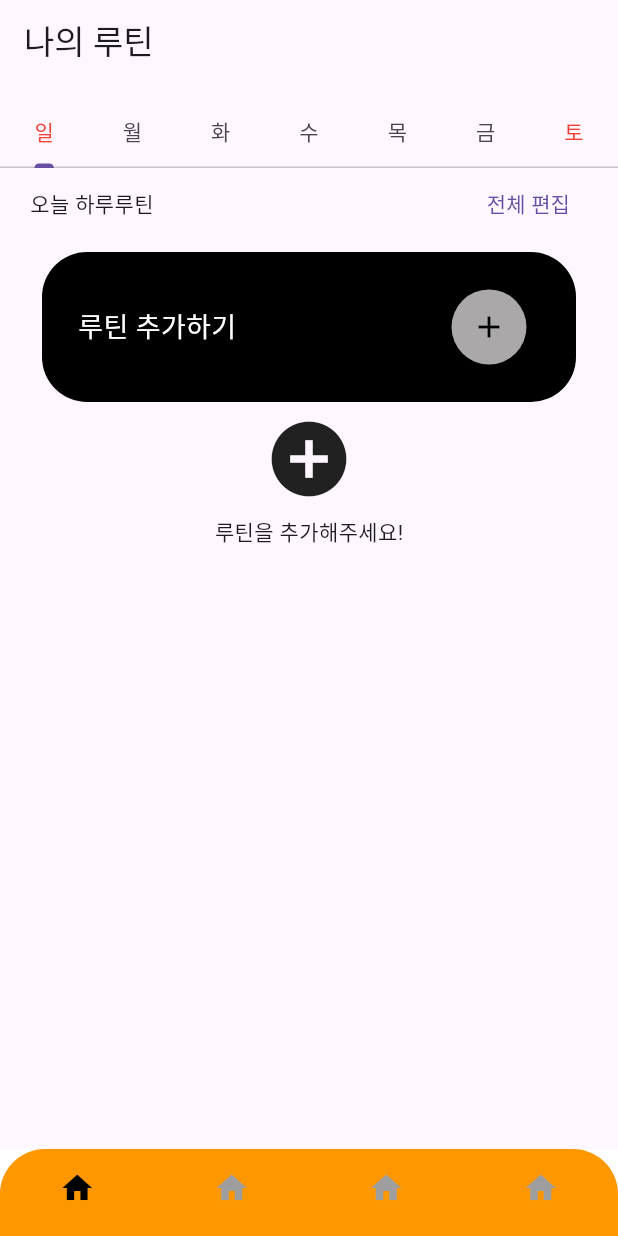
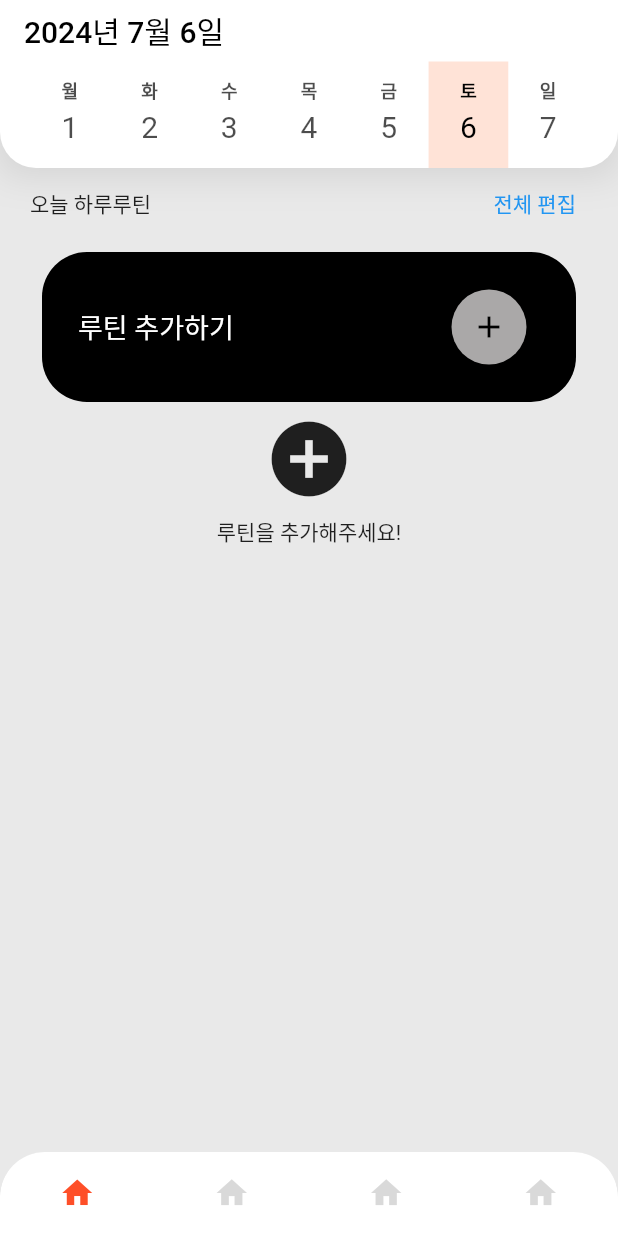
Before and after one commit to formart12/hatin-project, a Flutter app: the screen it shows after launch, on a phone screen of 412 x 824 dp. Run offline on Flutter 3.47's test engine with Material 3 defaults, Android fonts, the phone set to English and light mode, and no system bars.

Commit message:
탭바뷰 완성

```diff
--- a/lib/main.dart
+++ b/lib/main.dart
@@ -17,6 +17,17 @@ class MyApp extends StatelessWidget {
       create: (context) => AppViewModel(),
       child: MaterialApp(
         debugShowCheckedModeBanner: false,
+        theme: ThemeData(
+            useMaterial3: false,
+            highlightColor: Colors.transparent,
+            splashColor: Colors.transparent,
+            scaffoldBackgroundColor: const Color(0xffe9e9e9),
+            appBarTheme: const AppBarTheme(
+                backgroundColor: Colors.white, foregroundColor: Colors.black),
+            bottomNavigationBarTheme: const BottomNavigationBarThemeData(
+                backgroundColor: Colors.white,
+                unselectedItemColor: Color(0xffd9d9d9),
+                selectedItemColor: Color(0xffFE4F28))),
         routes: {
           "/": (context) => const App(),
           "/routinAddPage": (context) => const RoutinAddPage(),
--- a/lib/src/ui/app/app.dart
+++ b/lib/src/ui/app/app.dart
@@ -17,6 +17,7 @@ class _AppState extends State<App> {
       backgroundColor: Colors.white,
       body: _body(),
       bottomNavigationBar: _bottomNavigationBar(),
+      extendBody: true,
     );
   }
 
@@ -46,11 +47,9 @@ class _AppState extends State<App> {
             topLeft: Radius.circular(30),
           ),
           child: BottomNavigationBar(
-              backgroundColor: Colors.orange,
+              backgroundColor: Colors.white,
               currentIndex: provider.pageIndex,
               onTap: provider.changeIndex,
-              selectedItemColor: Colors.black,
-              unselectedItemColor: Colors.grey,
               showSelectedLabels: false,
               showUnselectedLabels: false,
               type: BottomNavigationBarType.fixed,
--- a/lib/src/ui/home/home_view.dart
+++ b/lib/src/ui/home/home_view.dart
@@ -1,4 +1,5 @@
 import 'package:flutter/material.dart';
+import 'package:intl/intl.dart';
 import 'package:hatin/src/ui/routine/routine_view.dart';
 
 class HomeView extends StatefulWidget {
@@ -10,24 +11,16 @@ class HomeView extends StatefulWidget {
 
 class _TabBarScreenState extends State<HomeView>
     with SingleTickerProviderStateMixin {
-  final _tabs = <Tab>[
-    // 요일 선택
-    const Tab(
-      child: Text(
+  var now = DateTime.now();
+  late final startOfWeek;
+  final _weekDay = [
+    "월",
+    "화",
+    "수",
+    "목",
+    "금",
+    "토",
     "일",
-        style: TextStyle(color: Colors.red),
-      ),
-    ),
-    const Tab(text: "월"),
-    const Tab(text: "화"),
-    const Tab(text: "수"),
-    const Tab(text: "목"),
-    const Tab(text: "금"),
-    const Tab(
-        child: Text(
-      "토",
-      style: TextStyle(color: Colors.red),
-    )),
   ];
   late final TabController _tabController;
 
@@ -36,10 +29,11 @@ class _TabBarScreenState extends State<HomeView>
     // 탭바를 사용하려면 initState 가 필요함.
     super.initState();
     _tabController = TabController(
-      length: _tabs.length,
+      length: _weekDay.length,
       vsync: this,
-      initialIndex: 0,
+      initialIndex: now.weekday - 1,
     );
+    startOfWeek = now.day - (now.weekday - 1);
   }
 
   @override
@@ -51,31 +45,69 @@ class _TabBarScreenState extends State<HomeView>
   @override
   Widget build(BuildContext context) {
     return Scaffold(
-      appBar: AppBar(
-        title: const Text("나의 루틴"),
+        appBar: PreferredSize(
+          preferredSize: AppBar().preferredSize * 2,
+          child: Container(
+            decoration: BoxDecoration(boxShadow: [
+              BoxShadow(
+                color: Colors.black.withOpacity(0.1),
+                spreadRadius: 0,
+                blurRadius: 20, // Increased blur radius
+                offset: const Offset(0, 4),
+              )
+            ]),
+            child: AppBar(
+              elevation: 0.0,
+              shape: const RoundedRectangleBorder(
+                  borderRadius:
+                      BorderRadius.vertical(bottom: Radius.circular(24.0))),
+              centerTitle: false,
+              title: Text(DateFormat("yyyy년 M월 d일").format(DateTime.now())),
               bottom: PreferredSize(
                   preferredSize: AppBar().preferredSize, child: _tabBar()),
             ),
+          ),
+        ),
         body: TabBarView(
             controller: _tabController,
-        children: const [
-          // 루틴 UI 부분
-          RoutineView(),
-          RoutineView(),
-          RoutineView(),
-          RoutineView(),
-          RoutineView(),
-          RoutineView(),
-          RoutineView(),
+            children: List.generate(7, (index) => const RoutineView())));
+  }
+
+  Widget _tabBar() {
+    return Padding(
+      padding: const EdgeInsets.symmetric(horizontal: 20.0),
+      child: TabBar(
+        controller: _tabController,
+        indicator: const BoxDecoration(color: Color(0xffFFE3D7)),
+        labelStyle:
+            const TextStyle(color: Colors.black, fontWeight: FontWeight.w600),
+        tabs: List.generate(
+            _weekDay.length,
+            (index) => Padding(
+                  padding: const EdgeInsets.only(top: 8.0, bottom: 12.0),
+                  child: Column(
+                    mainAxisAlignment: MainAxisAlignment.center,
+                    children: [
+                      Padding(
+                        padding: const EdgeInsets.all(2.0),
+                        child: Text(
+                          _weekDay[index],
+                          style: const TextStyle(
+                              fontSize: 12, fontWeight: FontWeight.w600),
+                        ),
+                      ),
+                      Padding(
+                        padding: const EdgeInsets.all(2.0),
+                        child: Text(
+                          (startOfWeek + index).toString(),
+                          style: const TextStyle(
+                              fontSize: 20, fontWeight: FontWeight.w400),
+                        ),
+                      )
                     ],
+                  ),
+                )),
       ),
     );
   }
-
-  Widget _tabBar() {
-    return TabBar(
-      controller: _tabController,
-      tabs: _tabs,
-    );
 }
-}
--- a/pubspec.yaml
+++ b/pubspec.yaml
@@ -36,6 +36,7 @@ dependencies:
   # Use with the CupertinoIcons class for iOS style icons.
   cupertino_icons: ^1.0.6
   provider: ^6.1.2
+  intl: ^0.19.0
 
 dev_dependencies:
   flutter_test:
```
Also changed, not shown: pubspec.lock. Lines whose indentation alone changed are shown as unchanged.
